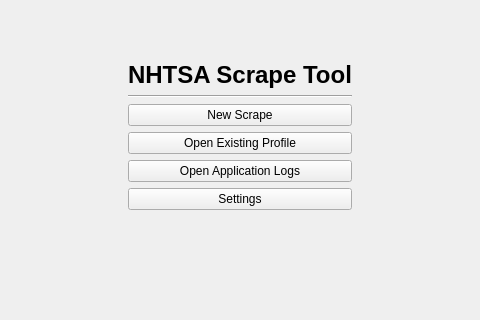
First picture: the form in src/app/ui/MainMenu.ui, repository caden-maxwell/nhtsa-scrape, before the edit; both pictures show x 300 to 780 and y 0 to 320 of the 1080 by 720 pixel window.
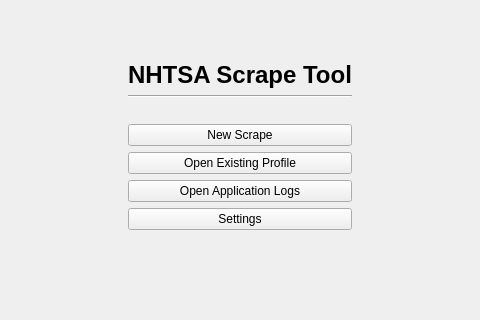
Second picture: the form after the edit.

```diff
--- a/src/app/ui/MainMenu.ui
+++ b/src/app/ui/MainMenu.ui
@@ -70,7 +70,7 @@
     </spacer>
    </item>
    <item row="1" column="1">
-    <widget class="QFrame" name="">
+    <widget class="QFrame" name="frame">
      <property name="frameShape">
       <enum>QFrame::NoFrame</enum>
      </property>
@@ -113,6 +113,22 @@
         </property>
        </widget>
       </item>
+      <item>
+       <spacer name="verticalSpacer_3">
+        <property name="orientation">
+         <enum>Qt::Vertical</enum>
+        </property>
+        <property name="sizeType">
+         <enum>QSizePolicy::Minimum</enum>
+        </property>
+        <property name="sizeHint" stdset="0">
+         <size>
+          <width>20</width>
+          <height>20</height>
+         </size>
+        </property>
+       </spacer>
+      </item>
       <item>
        <widget class="QPushButton" name="scrapeBtn">
         <property name="text">
```
